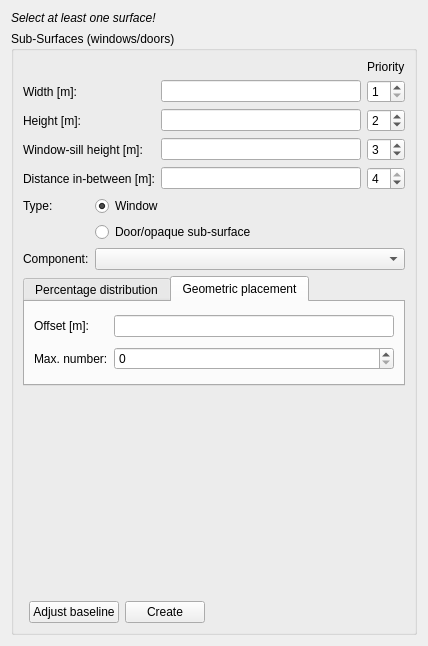
First picture: the form in SIM-VICUS/src/SVPropAddWindowWidget.ui, repository ghorwin/SIM-VICUS, before the edit.
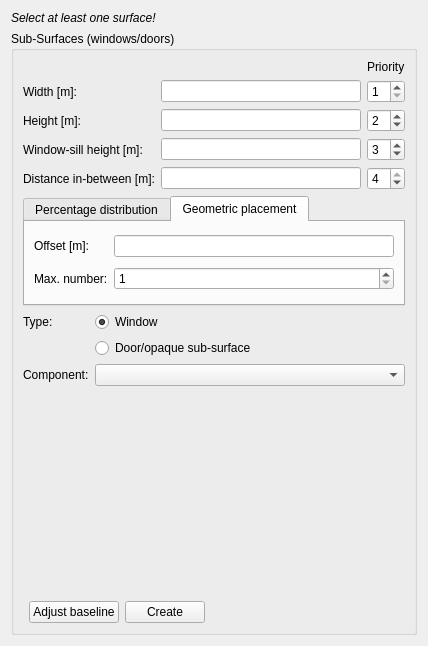
Second picture: the form after the edit. The open tabs and pages were chosen to show the change. Custom widgets are drawn as their Qt base class.

Commit message: Implemented input handling for Window creation dialog.

```diff
--- a/SIM-VICUS/src/SVPropAddWindowWidget.ui
+++ b/SIM-VICUS/src/SVPropAddWindowWidget.ui
@@ -35,51 +35,6 @@
       <string>Sub-Surfaces (windows/doors)</string>
      </property>
      <layout class="QGridLayout" name="gridLayout_2">
-      <item row="5" column="1">
-       <widget class="QPushButton" name="pushButtonCycleBaseline">
-        <property name="text">
-         <string>Adjust baseline</string>
-        </property>
-       </widget>
-      </item>
-      <item row="2" column="0" colspan="4">
-       <layout class="QGridLayout" name="gridLayout_3" columnstretch="0,1">
-        <item row="0" column="0">
-         <widget class="QLabel" name="label_6">
-          <property name="text">
-           <string>Type:</string>
-          </property>
-         </widget>
-        </item>
-        <item row="0" column="1">
-         <widget class="QRadioButton" name="radioButtonSubSurfaceTypeWindow">
-          <property name="text">
-           <string>Window</string>
-          </property>
-          <property name="checked">
-           <bool>true</bool>
-          </property>
-         </widget>
-        </item>
-        <item row="1" column="1">
-         <widget class="QRadioButton" name="radioButtonSubSurfaceTypeDoor">
-          <property name="text">
-           <string>Door/opaque sub-surface</string>
-          </property>
-         </widget>
-        </item>
-        <item row="2" column="0">
-         <widget class="QLabel" name="label_7">
-          <property name="text">
-           <string>Component:</string>
-          </property>
-         </widget>
-        </item>
-        <item row="2" column="1">
-         <widget class="QComboBox" name="comboBoxSubSurfaceComponent"/>
-        </item>
-       </layout>
-      </item>
       <item row="3" column="0" colspan="4">
        <widget class="QTabWidget" name="tabWidgetWindow">
         <property name="sizePolicy">
@@ -133,7 +88,11 @@
            <widget class="QtExt::ValidatingLineEdit" name="lineEditWindowOffset"/>
           </item>
           <item row="1" column="1">
-           <widget class="QSpinBox" name="spinBox"/>
+           <widget class="QSpinBox" name="spinBoxMaxHoleCount">
+            <property name="minimum">
+             <number>1</number>
+            </property>
+           </widget>
           </item>
           <item row="0" column="0">
            <widget class="QLabel" name="label_9">
@@ -153,20 +112,21 @@
         </widget>
        </widget>
       </item>
-      <item row="4" column="3">
-       <spacer name="verticalSpacer">
-        <property name="orientation">
-         <enum>Qt::Vertical</enum>
+      <item row="6" column="1">
+       <widget class="QPushButton" name="pushButtonCycleBaseline">
+        <property name="text">
+         <string>Adjust baseline</string>
         </property>
-        <property name="sizeHint" stdset="0">
-         <size>
-          <width>20</width>
-          <height>40</height>
-         </size>
+       </widget>
+      </item>
+      <item row="6" column="2">
+       <widget class="QPushButton" name="pushButton">
+        <property name="text">
+         <string>Create</string>
         </property>
-       </spacer>
+       </widget>
       </item>
-      <item row="5" column="3">
+      <item row="6" column="3">
        <spacer name="horizontalSpacer">
         <property name="orientation">
          <enum>Qt::Horizontal</enum>
@@ -266,7 +226,7 @@
          </widget>
         </item>
         <item row="4" column="1">
-         <widget class="QtExt::ValidatingLineEdit" name="lineEditWindowWidthDistance"/>
+         <widget class="QtExt::ValidatingLineEdit" name="lineEditWindowDistance"/>
         </item>
         <item row="4" column="2">
          <widget class="QSpinBox" name="spinBoxWindowWidthDistance">
@@ -283,12 +243,56 @@
         </item>
        </layout>
       </item>
-      <item row="5" column="2">
-       <widget class="QPushButton" name="pushButton">
-        <property name="text">
-         <string>Create</string>
+      <item row="5" column="3">
+       <spacer name="verticalSpacer">
+        <property name="orientation">
+         <enum>Qt::Vertical</enum>
         </property>
-       </widget>
+        <property name="sizeHint" stdset="0">
+         <size>
+          <width>20</width>
+          <height>40</height>
+         </size>
+        </property>
+       </spacer>
+      </item>
+      <item row="4" column="0" colspan="4">
+       <layout class="QGridLayout" name="gridLayout_3" columnstretch="0,1">
+        <item row="0" column="0">
+         <widget class="QLabel" name="label_6">
+          <property name="text">
+           <string>Type:</string>
+          </property>
+         </widget>
+        </item>
+        <item row="0" column="1">
+         <widget class="QRadioButton" name="radioButtonSubSurfaceTypeWindow">
+          <property name="text">
+           <string>Window</string>
+          </property>
+          <property name="checked">
+           <bool>true</bool>
+          </property>
+         </widget>
+        </item>
+        <item row="1" column="1">
+         <widget class="QRadioButton" name="radioButtonSubSurfaceTypeDoor">
+          <property name="text">
+           <string>Door/opaque sub-surface</string>
+          </property>
+         </widget>
+        </item>
+        <item row="2" column="0">
+         <widget class="QLabel" name="label_7">
+          <property name="text">
+           <string>Component:</string>
+          </property>
+         </widget>
+        </item>
+        <item row="2" column="1">
+         <widget class="QComboBox" name="comboBoxSubSurfaceComponent"/>
+        </item>
+       </layout>
       </item>
      </layout>
     </widget>
```
Left out of the diff: 3 changed lines with no effect on the pictures. The commit also changes 4 other files.
